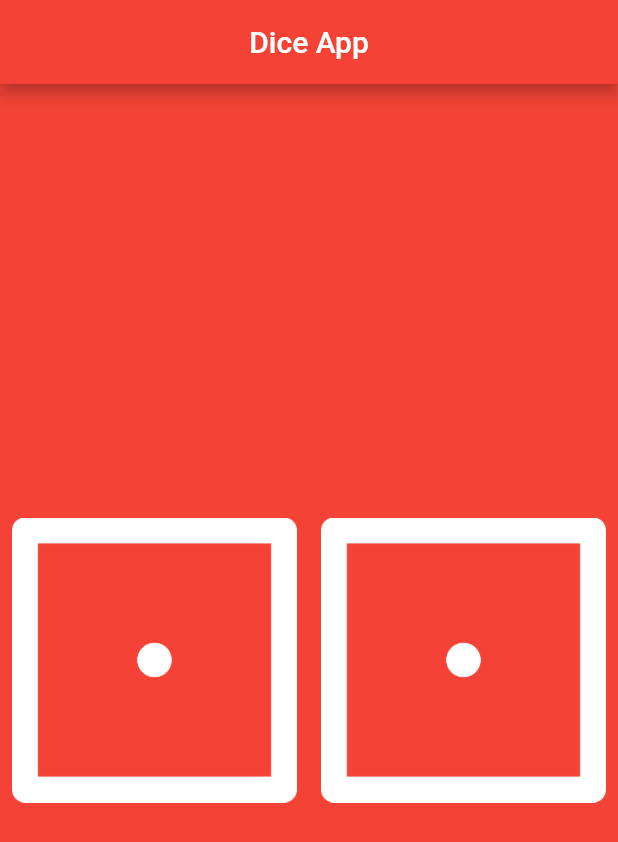
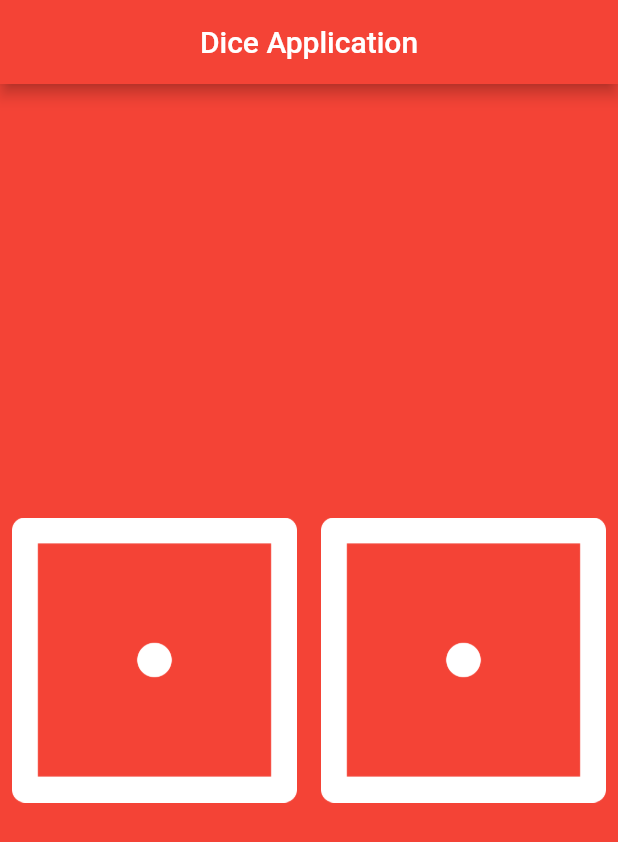
Before and after one commit to seanlubbers1/flutter-projects, a Flutter app: the screen it shows after launch, on a phone screen of 412 x 824 dp. Shown: the top 842 px of the screen. Run offline on Flutter 3.47's test engine with Material 2 defaults, Android fonts, the phone set to English and light mode, and no system bars.

Commit message:
Update main.dart

```diff
--- a/dicee/lib/main.dart
+++ b/dicee/lib/main.dart
@@ -7,7 +7,7 @@ void main() {
       home: Scaffold(
         backgroundColor: Colors.red,
         appBar: AppBar(
-          title: Text('Dice App'),
+          title: Text('Dice Application'),
           backgroundColor: Colors.red,
           centerTitle: true,
         ),
```
